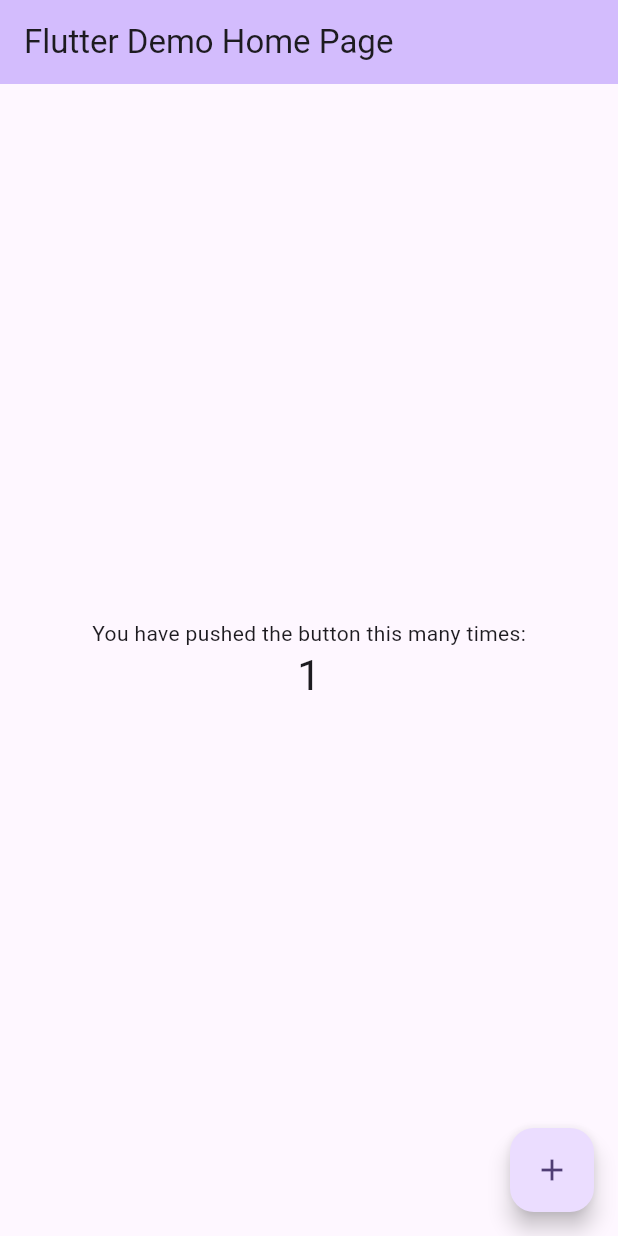
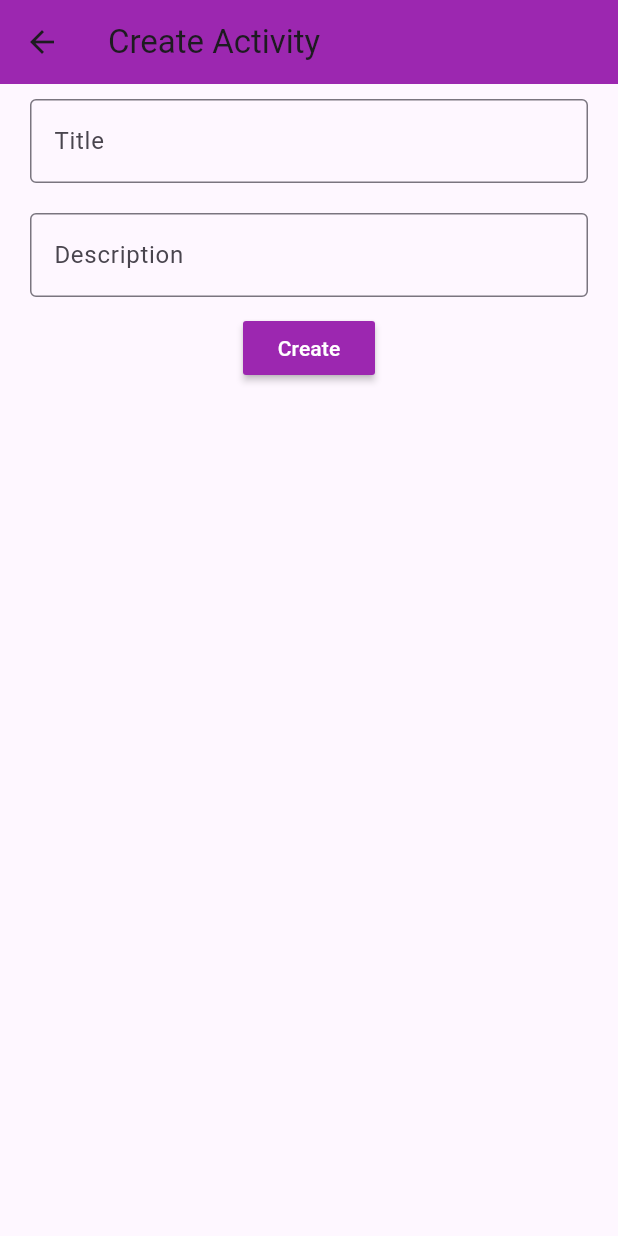
Before and after one commit to detitanbwi/TodoList, a Flutter app: the MyHomePage screen opened directly, after a tap on the "add" icon, on a phone screen of 412 x 824 dp. Run offline on Flutter 3.47's test engine with Material 3 defaults, Android fonts, the phone set to English and light mode, and no system bars; our stand-ins replace sqflite; accounts and stored records are empty.

Commit message:
first commit

```diff
--- /dev/null
+++ b/lib/database.dart
@@ -0,0 +1,70 @@
+import 'package:sqflite/sqflite.dart';
+
+class DatabaseHelper {
+  static DatabaseHelper _instance = DatabaseHelper._internal();
+  factory DatabaseHelper() => _instance;
+
+  static Database? _database;
+
+  DatabaseHelper._internal();
+
+  Future<Database> get database async {
+    if (_database != null) return _database!;
+    _database = await _initDatabase();
+    return _database!;
+  }
+
+  Future<Database> _initDatabase() async {
+    String path = await getDatabasesPath();
+    path = '$path/activities.db';
+    return await openDatabase(path, version: 1, onCreate: _createDb);
+  }
+
+  Future<void> resetDatabase() async {
+    String path = await getDatabasesPath();
+    path = '$path/activities.db';
+    await deleteDatabase(path);
+    _database = null; // Clear the cached database instance
+    await database; // Reinitialize the database
+  }
+
+  void _createDb(Database db, int version) async {
+    await db.execute('''
+      CREATE TABLE activities(
+        id INTEGER PRIMARY KEY AUTOINCREMENT,
+        title TEXT,
+        description TEXT NULL,
+        done INTEGER DEFAULT 0
+      )
+    ''');
+  }
+
+  Future<int> insertActivity(Map<String, dynamic> activity) async {
+    Database db = await database;
+    return await db.insert('activities', activity);
+  }
+
+  Future<List<Map<String, dynamic>>> getActivities() async { // Changed return type to be mutable
+    Database db = await database;
+    return (await db.query('activities')).toList(); // Ensure the list is mutable
+  }
+
+  Future<int> updateActivity(int id, int done) async {
+    Database db = await database;
+    return await db.update(
+      'activities',
+      {'done': done},
+      where: 'id = ?',
+      whereArgs: [id],
+    );
+  }
+
+  Future<int> deleteActivity(int id) async {
+    Database db = await database;
+    return await db.delete(
+      'activities',
+      where: 'id = ?',
+      whereArgs: [id],
+    );
+  }
+}
--- a/lib/main.dart
+++ b/lib/main.dart
@@ -1,4 +1,6 @@
 import 'package:flutter/material.dart';
+import 'package:flutter/rendering.dart';
+import 'database.dart';
 
 void main() {
   runApp(const MyApp());
@@ -13,39 +15,15 @@ class MyApp extends StatelessWidget {
     return MaterialApp(
       title: 'Flutter Demo',
       theme: ThemeData(
-        // This is the theme of your application.
-        //
-        // TRY THIS: Try running your application with "flutter run". You'll see
-        // the application has a purple toolbar. Then, without quitting the app,
-        // try changing the seedColor in the colorScheme below to Colors.green
-        // and then invoke "hot reload" (save your changes or press the "hot
-        // reload" button in a Flutter-supported IDE, or press "r" if you used
-        // the command line to start the app).
-        //
-        // Notice that the counter didn't reset back to zero; the application
-        // state is not lost during the reload. To reset the state, use hot
-        // restart instead.
-        //
-        // This works for code too, not just values: Most code changes can be
-        // tested with just a hot reload.
         colorScheme: ColorScheme.fromSeed(seedColor: Colors.deepPurple),
       ),
-      home: const MyHomePage(title: 'Flutter Demo Home Page'),
+      home: MyHomePage(title: 'Todo List'),
     );
   }
 }
 
 class MyHomePage extends StatefulWidget {
   const MyHomePage({super.key, required this.title});
-
-  // This widget is the home page of your application. It is stateful, meaning
-  // that it has a State object (defined below) that contains fields that affect
-  // how it looks.
-
-  // This class is the configuration for the state. It holds the values (in this
-  // case the title) provided by the parent (in this case the App widget) and
-  // used by the build method of the State. Fields in a Widget subclass are
-  // always marked "final".
 
   final String title;
 
@@ -54,32 +32,22 @@ class MyHomePage extends StatefulWidget {
 }
 
 class _MyHomePageState extends State<MyHomePage> {
-  int _counter = 0;
+  List activities = [];
 
-  void _incrementCounter() {
-    setState(() {
-      // This call to setState tells the Flutter framework that something has
-      // changed in this State, which causes it to rerun the build method below
-      // so that the display can reflect the updated values. If we changed
-      // _counter without calling setState(), then the build method would not be
-      // called again, and so nothing would appear to happen.
-      _counter++;
+  @override
+  void initState() {
+    // TODO: implement initState
+    super.initState();
+    // DatabaseHelper().resetDatabase();
+    DatabaseHelper().getActivities().then((activityList) {
+      setState(() => activities = activityList);
     });
   }
 
   @override
   Widget build(BuildContext context) {
-    // This method is rerun every time setState is called, for instance as done
-    // by the _incrementCounter method above.
-    //
-    // The Flutter framework has been optimized to make rerunning build methods
-    // fast, so that you can just rebuild anything that needs updating rather
-    // than having to individually change instances of widgets.
     return Scaffold(
       appBar: AppBar(
-        // TRY THIS: Try changing the color here to a specific color (to
-        // Colors.amber, perhaps?) and trigger a hot reload to see the AppBar
-        // change color while the other colors stay the same.
         backgroundColor: Theme.of(context).colorScheme.inversePrimary,
         // Here we take the value from the MyHomePage object that was created by
         // the App.build method, and use it to set our appbar title.
@@ -88,35 +56,231 @@ class _MyHomePageState extends State<MyHomePage> {
       body: Center(
         // Center is a layout widget. It takes a single child and positions it
         // in the middle of the parent.
-        child: Column(
-          // Column is also a layout widget. It takes a list of children and
-          // arranges them vertically. By default, it sizes itself to fit its
-          // children horizontally, and tries to be as tall as its parent.
-          //
-          // Column has various properties to control how it sizes itself and
-          // how it positions its children. Here we use mainAxisAlignment to
-          // center the children vertically; the main axis here is the vertical
-          // axis because Columns are vertical (the cross axis would be
-          // horizontal).
-          //
-          // TRY THIS: Invoke "debug painting" (choose the "Toggle Debug Paint"
-          // action in the IDE, or press "p" in the console), to see the
-          // wireframe for each widget.
-          mainAxisAlignment: MainAxisAlignment.center,
-          children: <Widget>[
-            const Text('You have pushed the button this many times:'),
-            Text(
-              '$_counter',
-              style: Theme.of(context).textTheme.headlineMedium,
-            ),
-          ],
+        child: ListView.builder(
+          itemCount: activities.length,
+          itemBuilder: (context, index) {
+            return Card(
+              child: InkWell(
+                // Use InkWell for ripple effect
+                onTap: () async {
+                  // Handle card tap (excluding checkbox)
+                  print(
+                    'Card tapped for activity: ${activities[index]['title']}',
+                  );
+
+                  final makeChanges = await Navigator.push(
+                    context,
+                    MaterialPageRoute(
+                      builder:
+                          (context) =>
+                              ActivityDetail(activity: activities[index]),
+                    ),
+                  );
+                  // ignore: unrelated_type_equality_checks
+                  if (makeChanges == true) {
+                    DatabaseHelper().getActivities().then((activityList) {
+                      setState(() => activities = activityList);
+                    });
+                  }
+                },
+                child: Row(
+                  children: [
+                    Expanded(
+                      flex: 4,
+                      child: Container(
+                        margin: const EdgeInsets.all(10),
+                        child: Column(
+                          crossAxisAlignment: CrossAxisAlignment.start,
+                          children: [
+                            Text(
+                              activities[index]['title'],
+                              style: const TextStyle(
+                                fontSize: 20,
+                                fontWeight: FontWeight.bold,
+                              ),
+                            ),
+                            Text(activities[index]['description']),
+                          ],
+                        ),
+                      ),
+                    ),
+                    Checkbox(
+                      value: activities[index]['done'] == 1,
+                      onChanged: (bool? value) {
+                        setState(() {
+                          activities[index]['done'] = value == true ? 1 : 0;
+                        });
+                        // Update the database
+                        DatabaseHelper().updateActivity(
+                          activities[index]['id'],
+                          value == true ? 1 : 0,
+                        );
+                        // Refresh the UI
+                        DatabaseHelper().getActivities().then((activityList) {
+                          setState(() => activities = activityList);
+                        });
+                      },
+                    ),
+                  ],
+                ),
+              ),
+            );
+          },
         ),
       ),
       floatingActionButton: FloatingActionButton(
-        onPressed: _incrementCounter,
+        onPressed: () async {
+          // Make the callback async
+          final result = await Navigator.push(
+            // Await the result
+            context,
+            MaterialPageRoute(builder: (context) => const CreateActivity()),
+          );
+          if (result == true) {
+            // Check if result indicates new data
+            DatabaseHelper().getActivities().then((activityList) {
+              setState(
+                () => activities = activityList,
+              ); // Update the list and UI
+            });
+          }
+        },
         tooltip: 'Increment',
         child: const Icon(Icons.add),
       ), // This trailing comma makes auto-formatting nicer for build methods.
     );
   }
 }
+
+class CreateActivity extends StatefulWidget {
+  const CreateActivity({super.key});
+
+  @override
+  State<CreateActivity> createState() => _CreateActivityState();
+}
+
+class _CreateActivityState extends State<CreateActivity> {
+  String title = '';
+  String description = '';
+
+  @override
+  Widget build(BuildContext context) {
+    return Material(
+      child: Scaffold(
+        appBar: AppBar(
+          title: Text('Create Activity'),
+          backgroundColor: Colors.purple,
+        ),
+        body: Column(
+          children: [
+            Container(
+              margin: EdgeInsets.fromLTRB(20, 10, 20, 10),
+              child: TextField(
+                decoration: InputDecoration(
+                  border: OutlineInputBorder(),
+                  labelText: 'Title',
+                ),
+                onChanged: (value) {
+                  setState(() {
+                    title = value;
+                  });
+                },
+              ),
+            ),
+            Container(
+              margin: EdgeInsets.fromLTRB(20, 10, 20, 10),
+              child: TextField(
+                decoration: InputDecoration(
+                  border: OutlineInputBorder(),
+                  labelText: 'Description',
+                ),
+                onChanged: (value) {
+                  setState(() {
+                    description = value;
+                  });
+                },
+              ),
+            ),
+
+            MaterialButton(
+              child: Text('Create', style: TextStyle(color: Colors.white)),
+              onPressed: () {
+                DatabaseHelper().insertActivity({
+                  'title': title,
+                  'description': description,
+                });
+                Navigator.pop(context, true);
+              },
+              color: Colors.purple,
+            ),
+          ],
+        ),
+      ),
+    );
+  }
+}
+
+class ActivityDetail extends StatelessWidget {
+  // const ActivityDetail({super.key});
+  final Map<String, dynamic> activity;
+  const ActivityDetail({Key? key, required this.activity}) : super(key: key);
+
+  @override
+  Widget build(BuildContext context) {
+    return Material(
+      child: Scaffold(
+        appBar: AppBar(
+          title: Text('Activity Detail'),
+          backgroundColor: Colors.purple,
+        ),
+        body: Column(
+          crossAxisAlignment: CrossAxisAlignment.start,
+          children: [
+            SizedBox(height: 8),
+            Text(
+              'Title',
+              style: TextStyle(fontSize: 16, fontWeight: FontWeight.bold),
+            ),
+            Text(
+              activity['title'],
+              style: TextStyle(fontSize: 16, fontWeight: FontWeight.normal),
+            ),
+            SizedBox(height: 10),
+            Text(
+              'Description',
+              style: TextStyle(fontSize: 16, fontWeight: FontWeight.bold),
+            ),
+            Text(
+              activity['description'],
+              style: TextStyle(fontSize: 16, fontWeight: FontWeight.normal),
+            ),
+            Row(
+              children: [
+                Card(
+                  child: InkWell(
+                    onTap: () {
+                      DatabaseHelper().deleteActivity(activity['id']);
+                      Navigator.pop(context, true);
+
+                    },
+                    child: Container(
+                      color: Colors.red,
+                      width: 100,
+                      height: 40,
+                      child: Center(
+                        child: Text(
+                          'Delete',
+                          style: TextStyle(color: Colors.white),
+                        ),
+                      ),
+                    ),
+                  ),
+                ),
+              ],
+            ),
+          ],
+        ),
+      ),
+    );
+  }
+}
--- a/pubspec.yaml
+++ b/pubspec.yaml
@@ -33,6 +33,7 @@ dependencies:
 
   # The following adds the Cupertino Icons font to your application.
   # Use with the CupertinoIcons class for iOS style icons.
+  sqflite:
   cupertino_icons: ^1.0.8
 
 dev_dependencies:
```
Also changed, not shown: pubspec.lock, 2 other files.
